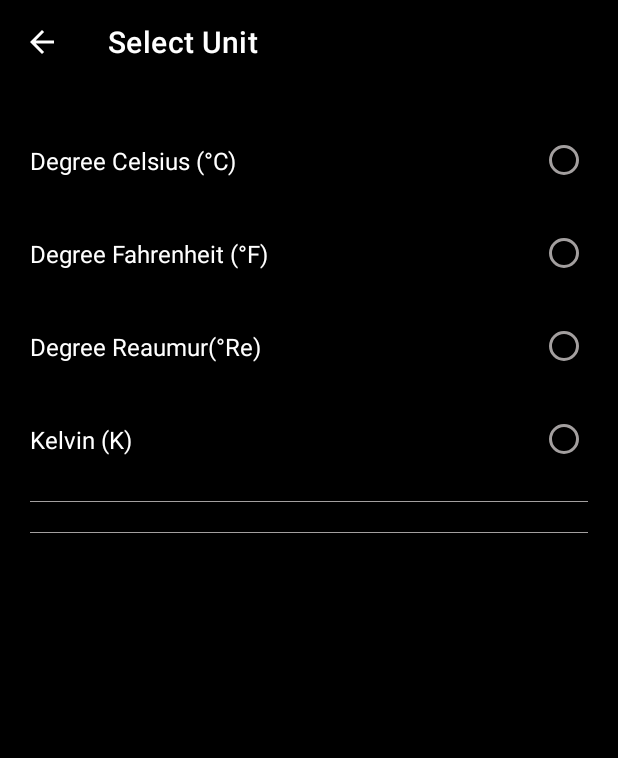
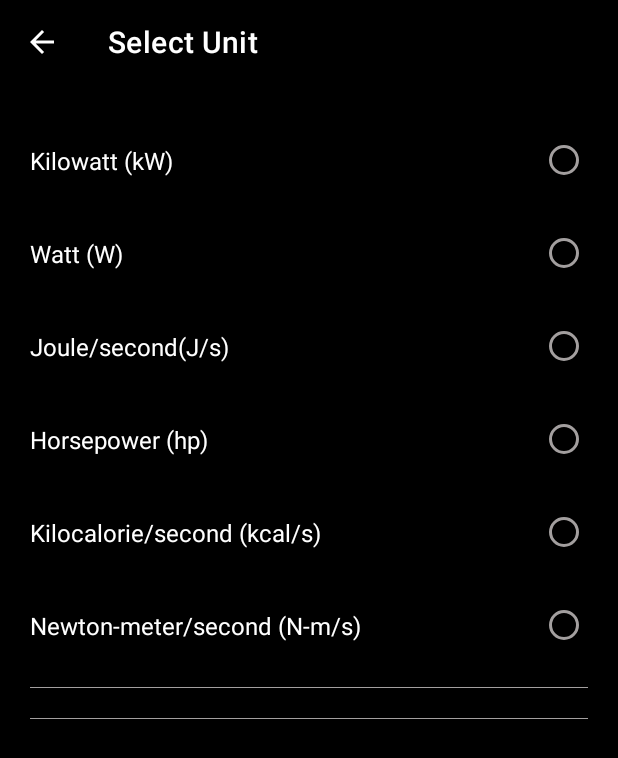
Before and after one commit to vickyrules/OIBSIP, an Android app: the screen it shows after launch (SelectUnitActivity), after a tap on "Power", on a phone screen of 412 x 824 dp. Shown: the top 758 px of the screen. Run offline under Robolectric (Android 15) with nearby library versions, the phone set to English and light mode, and no system bars.

Commit message:
power  units   added

```diff
--- a/UnitConverter/app/src/main/java/com/example/unitconverter/MainActivity.java
+++ b/UnitConverter/app/src/main/java/com/example/unitconverter/MainActivity.java
@@ -163,7 +163,15 @@ public class MainActivity extends AppCompatActivity {
         power.setOnClickListener(new View.OnClickListener() {
             @Override
             public void onClick(View view) {
+                unitsListMetric.clear();
+                unitsListImperial.clear();
 
+                unitsListMetric.add("Kilowatt (kW) ");
+                unitsListMetric.add("Watt (W) ");
+                unitsListMetric.add("Joule/second(J/s) ");
+                unitsListMetric.add("Horsepower (hp) ");
+                unitsListMetric.add("Kilocalorie/second (kcal/s) ");
+                unitsListMetric.add("Newton-meter/second (N-m/s) ");
 
 
                 startConversion("Power conversion");
@@ -174,6 +182,11 @@ public class MainActivity extends AppCompatActivity {
         pressure.setOnClickListener(new View.OnClickListener() {
             @Override
             public void onClick(View view) {
+                unitsListMetric.clear();
+                unitsListImperial.clear();
+
+                unitsListMetric.add(" () ");
+
                 startConversion("Pressure conversion");
             }
         });
```
